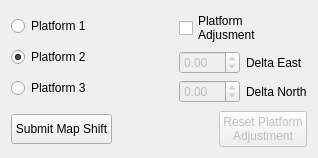
First picture: the form in cataglyphis_gui/qt_project_src/cataglyphis_gui/shift_map_form.ui, repository wvu-irl/cataglyphis3-software, before the edit.
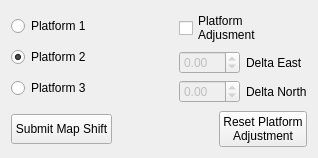
Second picture: the form after the edit.

What changed in the file:
```diff
--- a/cataglyphis_gui/qt_project_src/cataglyphis_gui/shift_map_form.ui
+++ b/cataglyphis_gui/qt_project_src/cataglyphis_gui/shift_map_form.ui
@@ -161,7 +161,7 @@
      <item>
       <widget class="QPushButton" name="reset_platform_adjustment_button">
        <property name="enabled">
-        <bool>false</bool>
+        <bool>true</bool>
        </property>
        <property name="minimumSize">
         <size>
```
Left out of the diff: 16 changed lines with no effect on the pictures.
